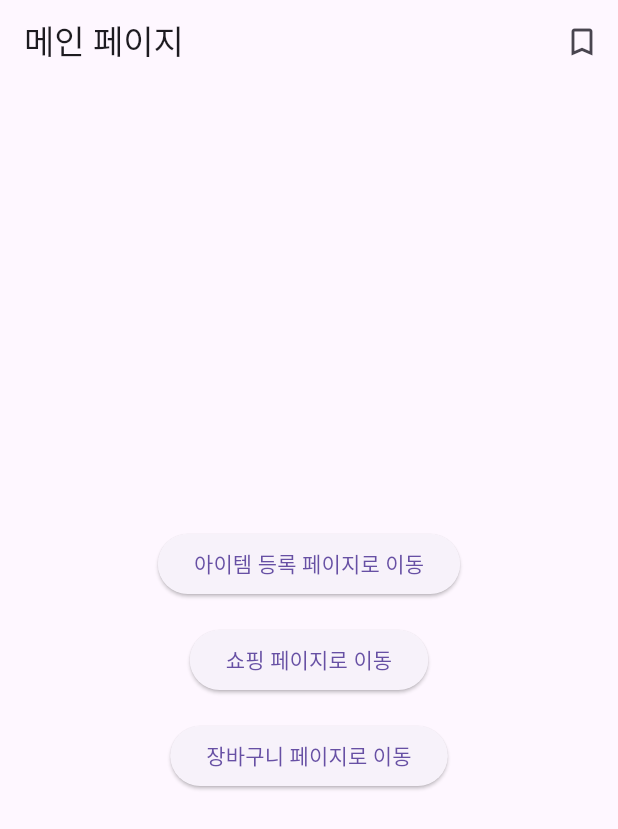
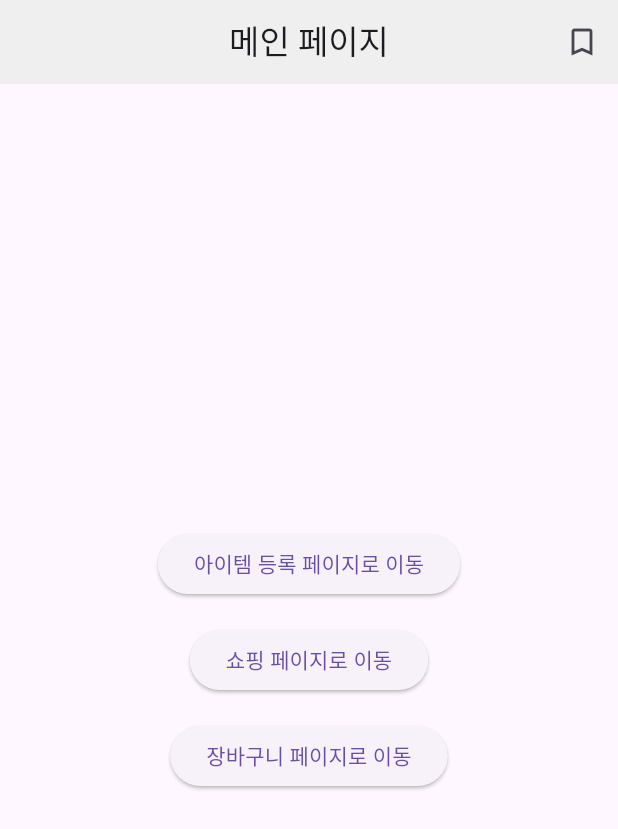
Before and after one commit to HongWonjong/flutter_shoppingmall, a Flutter app: the screen it shows after launch, on a phone screen of 412 x 824 dp. Shown: the top 829 px of the screen. Run offline on Flutter 3.47's test engine with Material 3 defaults, Android fonts, the phone set to English and light mode, and no system bars; our stand-ins replace flutter_riverpod, image_picker.

Commit message:
appbar 중앙정렬, 색깔 부여

```diff
--- a/lib/components/custom_app_bar.dart
+++ b/lib/components/custom_app_bar.dart
@@ -9,6 +9,9 @@
   Widget build(BuildContext context) {
     return AppBar(
       title: Text(title),
+      backgroundColor: const Color(0xFFEFEFEF),
+      elevation: 0,
+      centerTitle: true,
       actions: [
         IconButton(
           icon: const Icon(Icons.bookmark_border),
```
